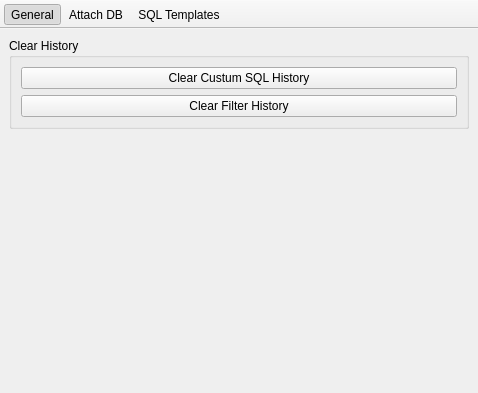
Qt form src/preferencewindow.ui (informationsea/Hyokai) before a commit.
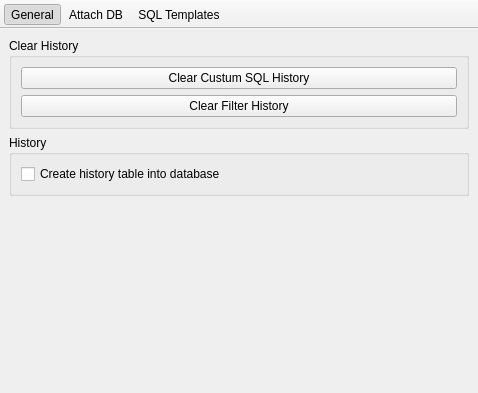
The same form after that commit. Icons and pictures are not drawn.

Commit message: create history table into database

The edit to the form file:
```diff
--- a/src/preferencewindow.ui
+++ b/src/preferencewindow.ui
@@ -60,6 +60,22 @@
           </layout>
          </widget>
         </item>
+        <item>
+         <widget class="QGroupBox" name="groupBox_2">
+          <property name="title">
+           <string>History</string>
+          </property>
+          <layout class="QVBoxLayout" name="verticalLayout_6">
+           <item>
+            <widget class="QCheckBox" name="pushButtonCreateHistoryTable">
+             <property name="text">
+              <string>Create history table into database</string>
+             </property>
+            </widget>
+           </item>
+          </layout>
+         </widget>
+        </item>
         <item>
          <spacer name="verticalSpacer">
           <property name="orientation">
```
The commit also changes 12 other files.
